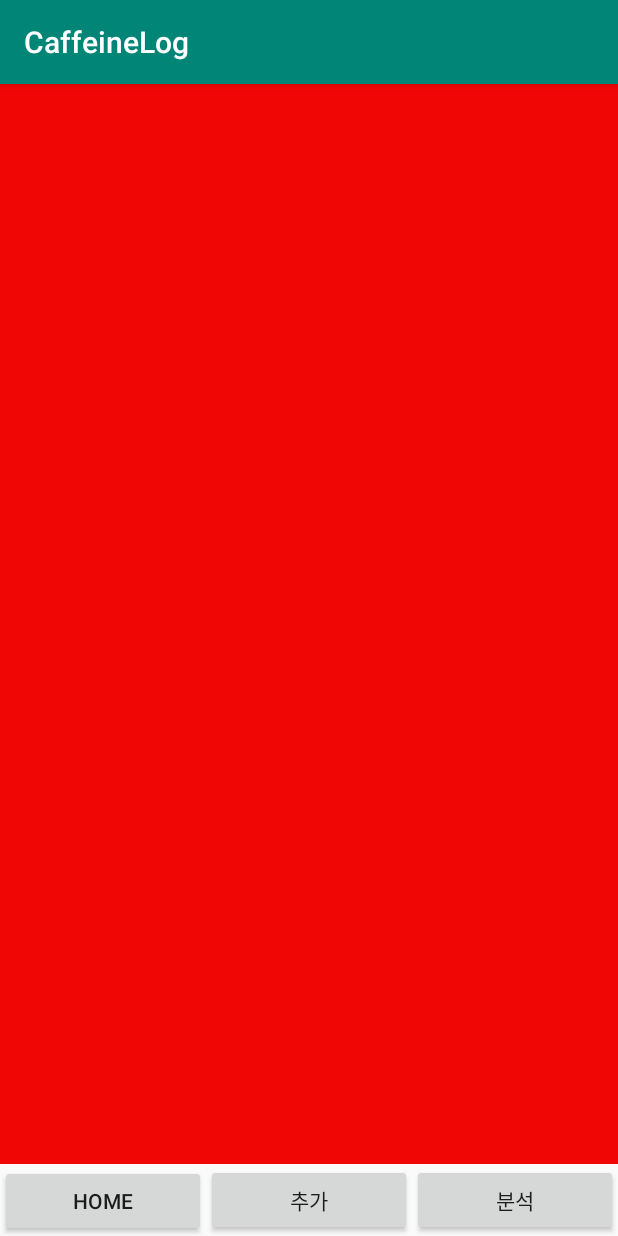
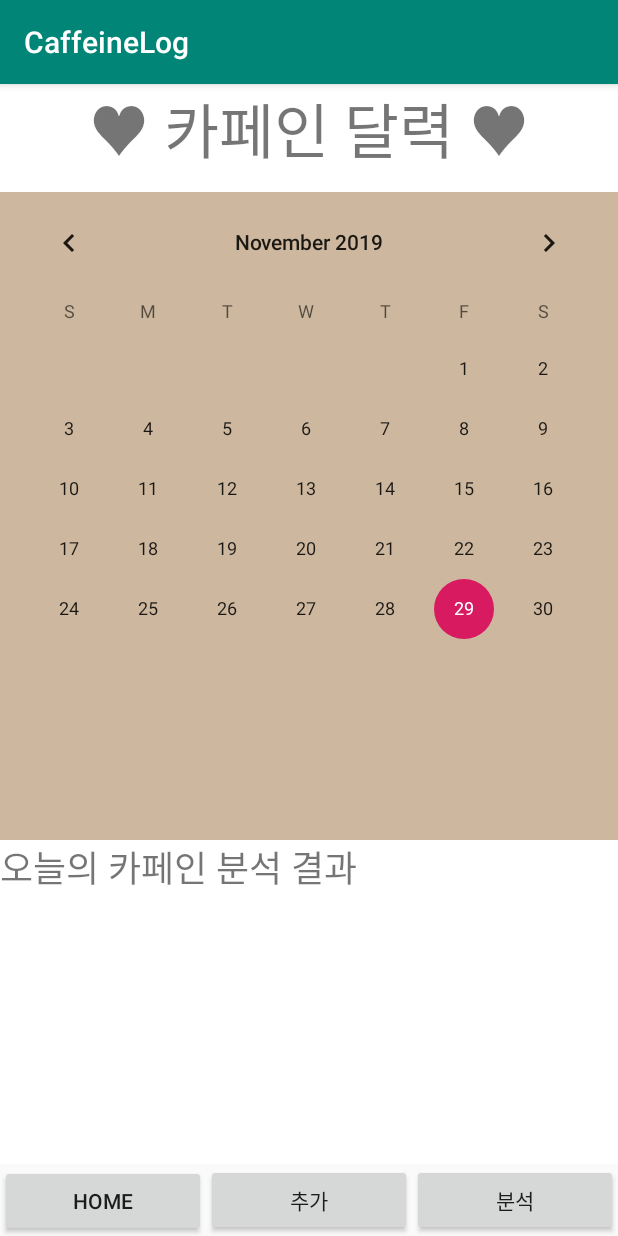
Before and after one commit to cksalchl0102/CaffeineLog, an Android app: the fragment AnalysisFragment placed in its activity, on a phone screen of 412 x 824 dp. Run offline under Robolectric (Android 15) with nearby library versions, the phone set to English and light mode, and no system bars.

Commit message:
analysisFragment commit 1

```diff
--- a/app/build.gradle
+++ b/app/build.gradle
@@ -26,4 +26,5 @@ dependencies {
     testImplementation 'junit:junit:4.12'
     androidTestImplementation 'androidx.test.ext:junit:1.1.0'
     androidTestImplementation 'androidx.test.espresso:espresso-core:3.1.1'
+    compile 'com.prolificinteractive:material-calendarview:1.4.3'
 }
--- a/app/src/main/java/kr/co/caffeinelog/AnalysisFragment.java
+++ b/app/src/main/java/kr/co/caffeinelog/AnalysisFragment.java
@@ -8,11 +8,23 @@ import android.view.LayoutInflater;
 import android.view.View;
 import android.view.ViewGroup;
 import android.os.Bundle;
+import android.widget.TextView;
+
 
 public class AnalysisFragment extends Fragment {
+    private TextView textView;
+
     @Nullable
     @Override
     public View onCreateView(@NonNull LayoutInflater inflater, @Nullable ViewGroup container, @Nullable Bundle savedInstanceState) {
-        return inflater.inflate(R.layout.analysis_fragment, container, false);
+
+        ViewGroup rootView = (ViewGroup) inflater.inflate(R.layout.analysis_fragment, container, false);
+
+        textView = rootView.findViewById(R.id.analysisCaffeine);
+        textView.setText("오늘의 카페인 분석 결과");
+        textView.setTextSize(24);
+
+        return rootView;
+
     }
 }
--- a/app/src/main/java/kr/co/caffeinelog/HomeFragment.java
+++ b/app/src/main/java/kr/co/caffeinelog/HomeFragment.java
@@ -14,5 +14,6 @@ public class HomeFragment extends Fragment {
     @Override
     public View onCreateView(@NonNull LayoutInflater inflater, @Nullable ViewGroup container, @Nullable Bundle savedInstanceState) {
         return inflater.inflate(R.layout.home_fragment, container, false);
+
     }
 }
--- a/app/src/main/res/layout/analysis_fragment.xml
+++ b/app/src/main/res/layout/analysis_fragment.xml
@@ -2,6 +2,30 @@
 <LinearLayout xmlns:android="http://schemas.android.com/apk/res/android"
     android:layout_width="match_parent"
     android:layout_height="match_parent"
-    android:background="#F10606">
+    android:background="#cdb79e"
+    android:orientation="vertical"
+    android:weightSum="10">
+
+    <TextView
+        android:id="@+id/analysisTitle"
+        android:layout_width="match_parent"
+        android:layout_height="0dp"
+        android:layout_weight="1"
+        android:background="#FFFFFF"
+        android:textAlignment="center"
+        android:text="♥ 카페인 달력 ♥"
+        android:textSize="40dp"/>
+
+    <CalendarView
+        android:layout_width="match_parent"
+        android:layout_height="0dp"
+        android:layout_weight="6" />
+
+    <TextView
+        android:id="@+id/analysisCaffeine"
+        android:layout_width="match_parent"
+        android:layout_height="0dp"
+        android:layout_weight="3"
+        android:background="#FFFFFF" />
 
 </LinearLayout>
--- a/app/src/main/res/layout/home_fragment.xml
+++ b/app/src/main/res/layout/home_fragment.xml
@@ -2,6 +2,6 @@
 <LinearLayout xmlns:android="http://schemas.android.com/apk/res/android"
     android:layout_width="match_parent"
     android:layout_height="match_parent"
-    android:background="#FFFFFF">
+    android:background="#fffaf0">
 
 </LinearLayout>
```
Also changed, not shown: app/src/main/res/drawable/more.xml (added, +15 -0 lines).
